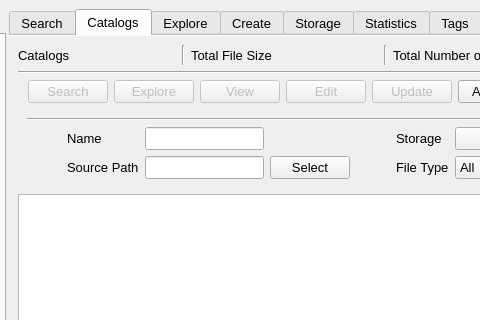
Qt form mainwindow.ui (StephaneCouturier/Katalog) before a commit; both pictures show x 315 to 795 and y 0 to 320 of the 1267 by 746 pixel window.
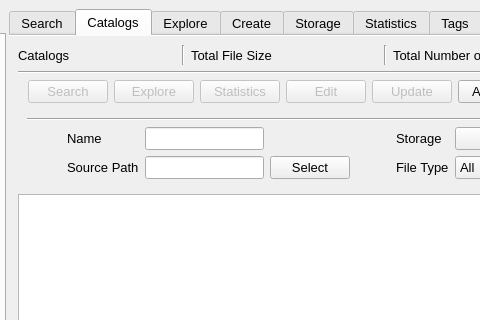
The same form after that commit. The open tabs and pages were chosen to show the change. Icons and pictures are not drawn. Custom widgets are drawn as their Qt base class.

Commit message: https://github.com/StephaneCouturier/Katalog/issues/304

What changed in the file:
```diff
--- a/mainwindow.ui
+++ b/mainwindow.ui
@@ -3715,7 +3715,7 @@
                    <string>View the statistics of the selected catalog</string>
                   </property>
                   <property name="text">
-                   <string>View</string>
+                   <string>Statistics</string>
                   </property>
                   <property name="icon">
                    <iconset theme="office-chart-line">
```
Left out of the diff: 15 changed lines with no effect on the pictures. The commit also changes 2 other files.
